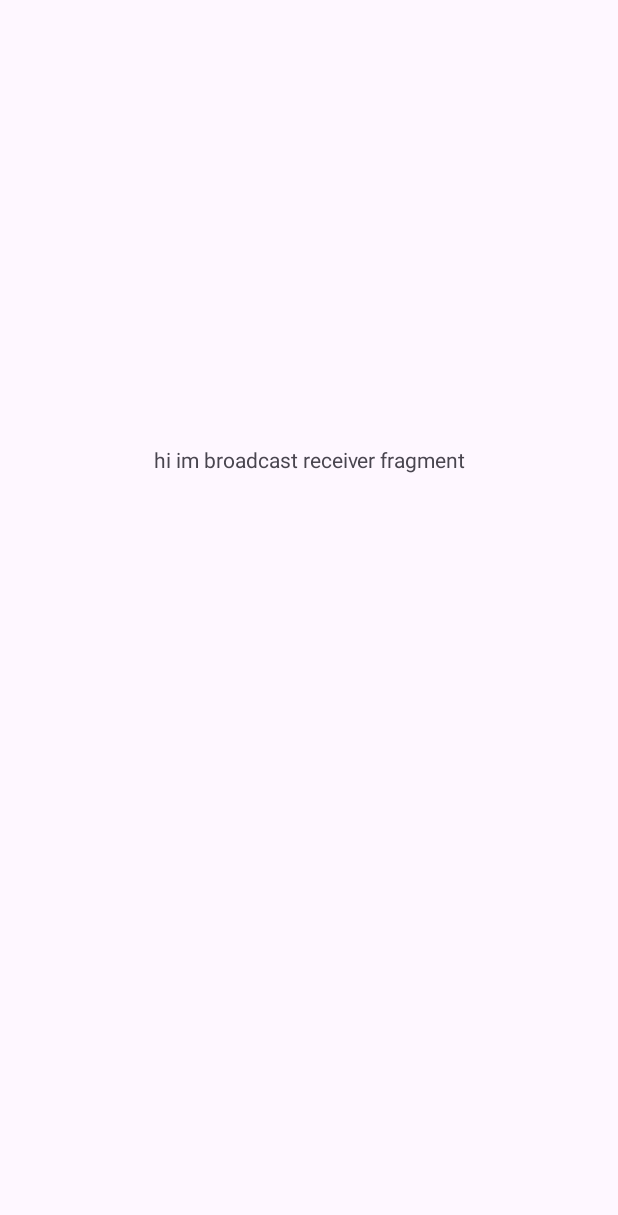
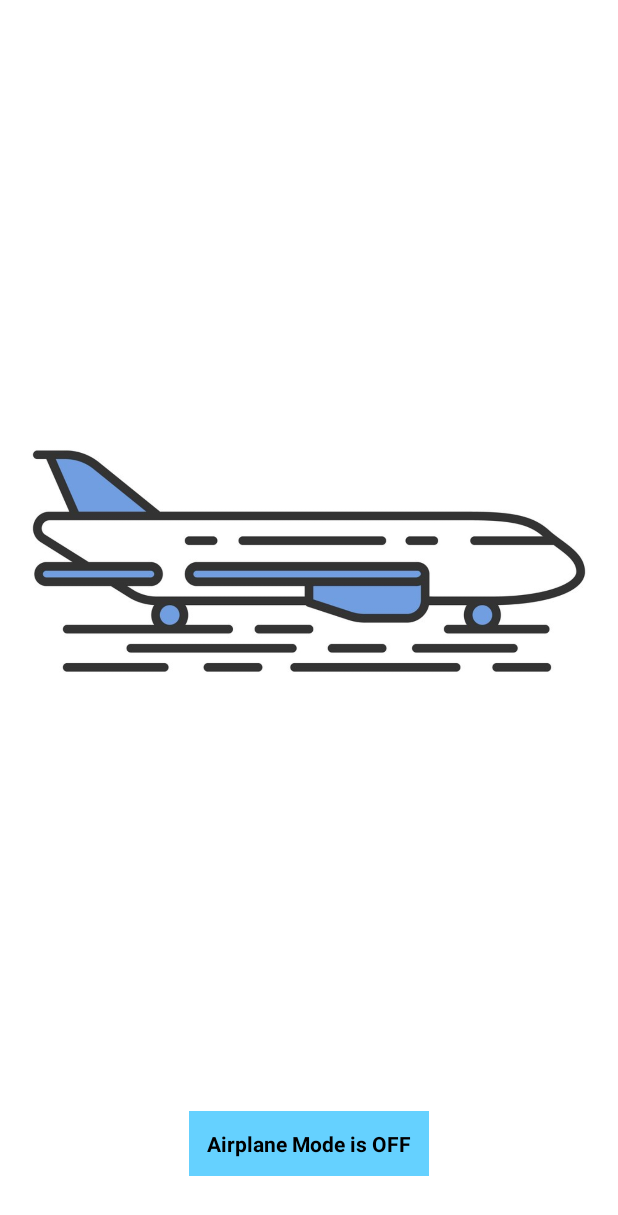
Before and after one commit to karukaaa/AdvancedAndroidLab1, an Android app: the BroadcastReceiverFragment screen opened through its navigation route, on a phone screen of 412 x 824 dp. Before the commit the part shown is almost empty. Shown: the top 1215 px of the screen. Run offline under Robolectric (Android 15) with nearby library versions, the phone set to English and light mode, and no system bars.

Commit message:
broadcast receiver shows ui change

```diff
--- a/Lab1/app/src/main/java/com/example/lab1/AirplaneModeReceiver.kt
+++ b/Lab1/app/src/main/java/com/example/lab1/AirplaneModeReceiver.kt
@@ -5,13 +5,12 @@ import android.content.Context
 import android.content.Intent
 import android.widget.Toast
 
-class AirplaneModeReceiver : BroadcastReceiver() {
+class AirplaneModeReceiver(private val onAirplaneModeChanged: (Boolean) -> Unit) : BroadcastReceiver() {
     override fun onReceive(p0: Context?, p1: Intent?) {
         if (p1?.action == "android.intent.action.AIRPLANE_MODE"){
 
-            val msg = "airplane mode changed: ${p1.getBooleanExtra("state", false)} intent: ${p1}"
-
-            Toast.makeText(p0, msg, Toast.LENGTH_SHORT).show()
+           val isAirplaneModeOn = p1.getBooleanExtra("state", false)
+            onAirplaneModeChanged(isAirplaneModeOn)
         }
     }
 }
--- a/Lab1/app/src/main/java/com/example/lab1/Fragments/BroadcastReceiverFragment.kt
+++ b/Lab1/app/src/main/java/com/example/lab1/Fragments/BroadcastReceiverFragment.kt
@@ -1,37 +1,59 @@
 package com.example.lab1.Fragments
 
-import android.content.BroadcastReceiver
-import android.content.Context.RECEIVER_NOT_EXPORTED
-import android.content.Intent
 import android.content.IntentFilter
 import android.os.Bundle
-import androidx.fragment.app.Fragment
 import android.view.LayoutInflater
 import android.view.View
 import android.view.ViewGroup
-import android.widget.Button
+import android.widget.LinearLayout
 import androidx.core.content.ContextCompat
+import androidx.fragment.app.Fragment
 import com.example.lab1.AirplaneModeReceiver
 import com.example.lab1.R
+import android.provider.Settings
 
 
 class BroadcastReceiverFragment : Fragment() {
 
-    private lateinit var receiver: BroadcastReceiver
+
+    companion object {
+        fun newInstance() = BroadcastReceiverFragment()
+    }
+
+    private lateinit var receiver: AirplaneModeReceiver
+    private lateinit var airplaneModeOnLayout: LinearLayout
+    private lateinit var airplaneModeOffLayout: LinearLayout
 
 
     override fun onCreate(savedInstanceState: Bundle?) {
         super.onCreate(savedInstanceState)
-        receiver = AirplaneModeReceiver()
+        receiver = AirplaneModeReceiver { isAirplaneModeOn ->
+            updateUI(isAirplaneModeOn)
+        }
+
+        val intentFilter = IntentFilter("android.intent.action.AIRPLANE_MODE")
+        val flag = ContextCompat.RECEIVER_EXPORTED
+        ContextCompat.registerReceiver(requireContext(), receiver, intentFilter, flag)
     }
 
     override fun onCreateView(
         inflater: LayoutInflater, container: ViewGroup?,
         savedInstanceState: Bundle?
     ): View? {
-        return inflater.inflate(R.layout.fragment_broadcast_receiver, container, false)
+        val view = inflater.inflate(R.layout.fragment_broadcast_receiver, container, false)
+
+        airplaneModeOnLayout = view.findViewById(R.id.airplane_mode_on)
+        airplaneModeOffLayout = view.findViewById(R.id.airplane_mode_off)
+
+
+        val isAirplaneModeOn = Settings.Global.getInt(
+            requireContext().contentResolver,
+            Settings.Global.AIRPLANE_MODE_ON, 0
+        ) != 0
+        updateUI(isAirplaneModeOn)
+
+        return view
     }
-
     override fun onResume() {
         super.onResume()
         val intentFilter = IntentFilter("android.intent.action.AIRPLANE_MODE")
@@ -39,12 +61,21 @@ class BroadcastReceiverFragment : Fragment() {
         ContextCompat.registerReceiver(requireContext(), receiver, intentFilter, flag)
     }
 
+
     override fun onPause() {
         super.onPause()
         requireContext().unregisterReceiver(receiver)
     }
 
-    companion object {
-        fun newInstance() = BroadcastReceiverFragment()
+
+    private fun updateUI(isAirplaneModeOn: Boolean) {
+        if (isAirplaneModeOn) {
+            airplaneModeOnLayout.visibility = View.VISIBLE
+            airplaneModeOffLayout.visibility = View.GONE
+        } else {
+            airplaneModeOnLayout.visibility = View.GONE
+            airplaneModeOffLayout.visibility = View.VISIBLE
+        }
     }
+
 }
--- a/Lab1/app/src/main/res/layout/fragment_broadcast_receiver.xml
+++ b/Lab1/app/src/main/res/layout/fragment_broadcast_receiver.xml
@@ -1,23 +1,68 @@
 <?xml version="1.0" encoding="utf-8"?>
-<androidx.constraintlayout.widget.ConstraintLayout xmlns:android="http://schemas.android.com/apk/res/android"
+<LinearLayout xmlns:android="http://schemas.android.com/apk/res/android"
     xmlns:app="http://schemas.android.com/apk/res-auto"
     xmlns:tools="http://schemas.android.com/tools"
     android:layout_width="match_parent"
     android:layout_height="match_parent"
+    android:orientation="vertical"
+    android:background="@color/white"
     tools:context=".Fragments.BroadcastReceiverFragment">
 
-    <TextView
-        android:id="@+id/textView"
+
+    <LinearLayout
+        android:id="@+id/airplane_mode_on"
         android:layout_width="match_parent"
-        android:layout_height="wrap_content"
+        android:layout_height="match_parent"
+        android:orientation="vertical"
         android:gravity="center"
-        android:text="hi im broadcast receiver fragment"
-        app:layout_constraintBottom_toBottomOf="parent"
-        app:layout_constraintEnd_toEndOf="parent"
-        app:layout_constraintHorizontal_bias="0.0"
-        app:layout_constraintStart_toStartOf="parent"
-        app:layout_constraintTop_toTopOf="parent"
-        app:layout_constraintVertical_bias="0.369" />
+        android:visibility="gone">
+
+        <ImageView
+            android:layout_width="wrap_content"
+            android:layout_height="wrap_content"
+            android:layout_weight="1"
+            android:src="@drawable/airplane_flying"/>
+
+        <TextView
+            android:layout_width="wrap_content"
+            android:layout_height="wrap_content"
+            android:textColor="@color/black"
+            android:textStyle="bold"
+            android:layout_marginBottom="40dp"
+            android:padding="12dp"
+            android:gravity="center"
+            android:background="#65d1ff"
+            android:text="Airplane Mode is ON"/>
+
+    </LinearLayout>
+
+    <LinearLayout
+        android:id="@+id/airplane_mode_off"
+        android:layout_width="match_parent"
+        android:layout_height="match_parent"
+        android:orientation="vertical"
+        android:gravity="center"
+        android:visibility="gone">
+
+        <ImageView
+            android:layout_width="wrap_content"
+            android:layout_height="wrap_content"
+            android:layout_weight="1"
+            android:src="@drawable/airplane_waiting"/>
+
+        <TextView
+            android:layout_width="wrap_content"
+            android:layout_height="wrap_content"
+            android:textColor="@color/black"
+            android:textStyle="bold"
+            android:layout_marginBottom="40dp"
+            android:padding="12dp"
+            android:gravity="center"
+            android:background="#65d1ff"
+            android:text="Airplane Mode is OFF"/>
+
+    </LinearLayout>
 
 
-</androidx.constraintlayout.widget.ConstraintLayout>
+
+</LinearLayout>
```
Also changed, not shown: Lab1/app/src/main/res/drawable/airplane_waiting.jpg (added).
